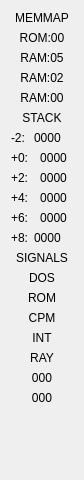
Old version of the form ui/dbgwidgets/form_misc.ui in the repository samstyle/Xpeccy.
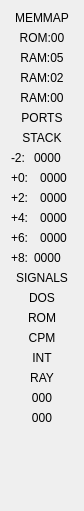
New version of the form.

The edit to the form file:
```diff
--- a/ui/dbgwidgets/form_misc.ui
+++ b/ui/dbgwidgets/form_misc.ui
@@ -7,7 +7,7 @@
     <x>0</x>
     <y>0</y>
     <width>84</width>
-    <height>480</height>
+    <height>511</height>
    </rect>
   </property>
   <property name="windowTitle">
@@ -64,6 +64,23 @@
      </property>
     </widget>
    </item>
+   <item>
+    <widget class="QLabel" name="labPorts">
+     <property name="text">
+      <string>PORTS</string>
+     </property>
+     <property name="alignment">
+      <set>Qt::AlignCenter</set>
+     </property>
+    </widget>
+   </item>
+   <item>
+    <layout class="QFormLayout" name="formPort">
+     <property name="verticalSpacing">
+      <number>1</number>
+     </property>
+    </layout>
+   </item>
    <item>
     <widget class="QLabel" name="labHeadStack">
      <property name="text">
```
